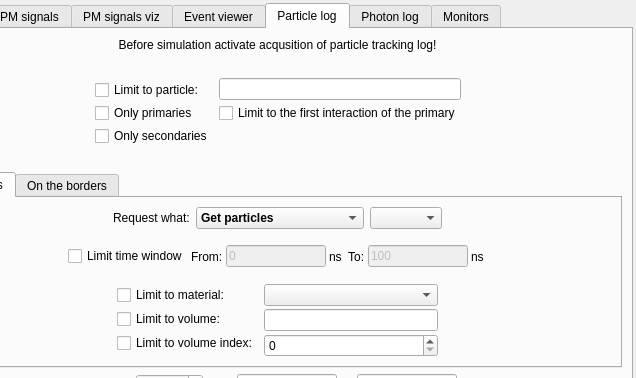
This is src/gui/outputwindow.ui in andrmor/ANTS2 as Qt 5 draws it before an edit; both pictures show x 81 to 717 and y 0 to 378 of the 717 by 709 pixel window. The edited form follows.
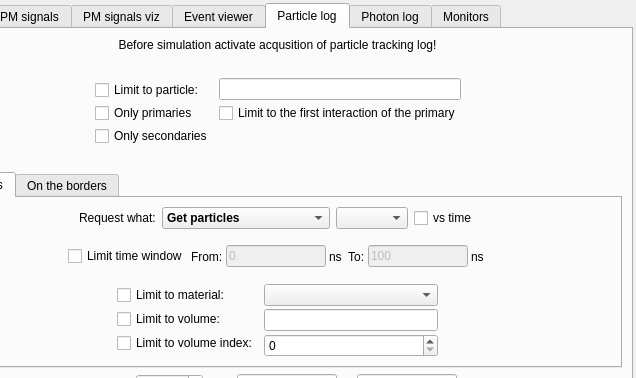
This is the edited form. The open tabs and pages were chosen to show the change.

Commit message: add energy depo vs time in crawler

What changed in the file:
```diff
--- a/src/gui/outputwindow.ui
+++ b/src/gui/outputwindow.ui
@@ -1615,6 +1615,13 @@
               <item>
                <widget class="QComboBox" name="cobPTHistVolPlus"/>
               </item>
+              <item>
+               <widget class="QCheckBox" name="cbPTHistVolVsTime">
+                <property name="text">
+                 <string>vs time</string>
+                </property>
+               </widget>
+              </item>
               <item>
                <spacer name="horizontalSpacer_15">
                 <property name="orientation">
```
Left out of the diff: 2 changed lines with no effect on the pictures. The commit also changes 4 other files.
